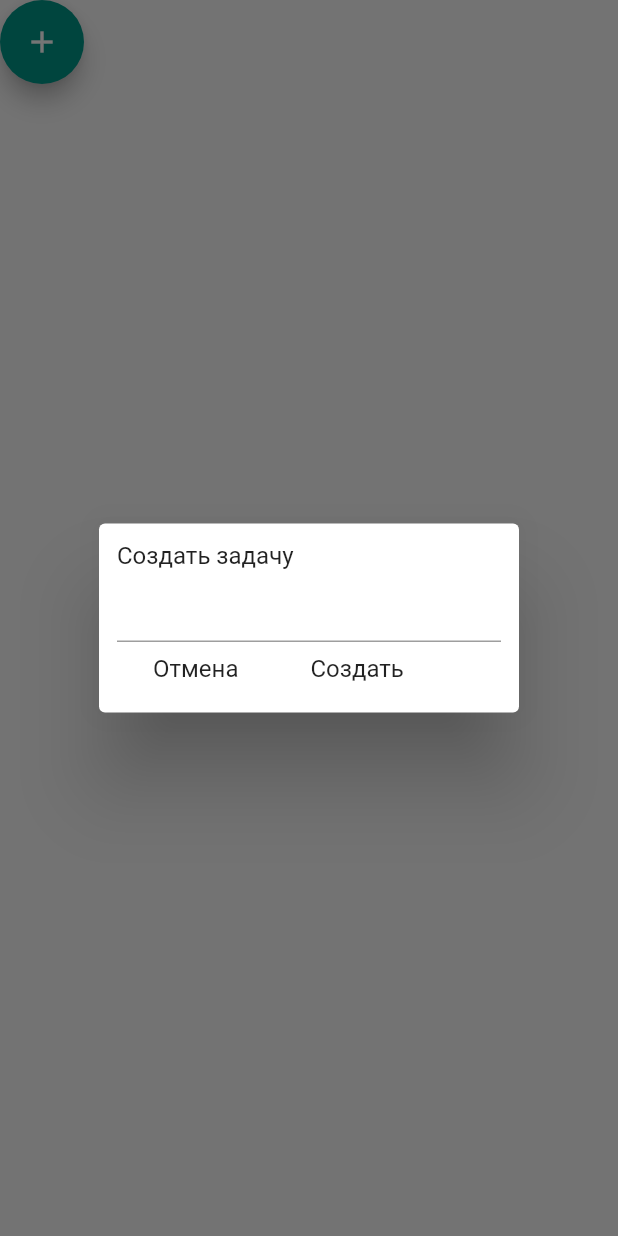
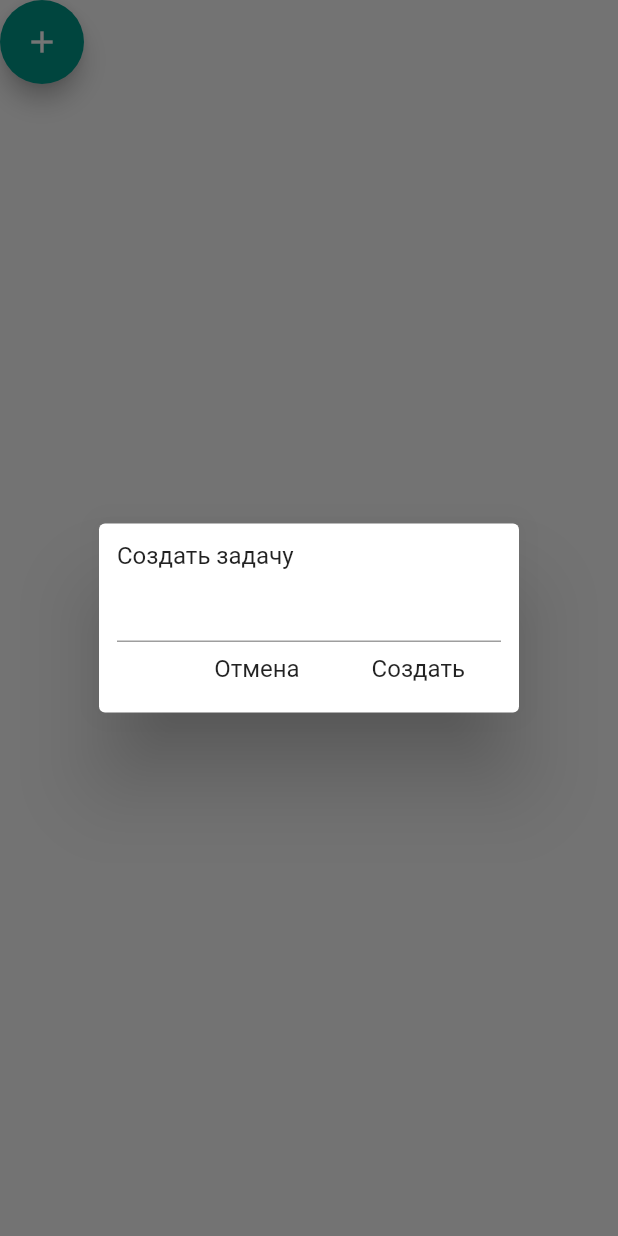
Before and after one commit to WDtms/flutter_internship_m, a Flutter app: the FloatingButton widget shown alone on an empty page, opened directly, after a tap on the "add" icon, on a phone screen of 412 x 824 dp. Run offline on Flutter 3.47's test engine with Material 2 defaults, Android fonts, the phone set to English and light mode, and no system bars; our stand-ins replace flutter_svg.

Commit message:
Переписал логику создания списка внутренних задач

```diff
--- a/lib/styles/my_colors_themes.dart
+++ b/lib/styles/my_themes_colors.dart
@@ -2,7 +2,7 @@
 import 'package:flutter/material.dart';
 
 final firstTheme = {
-  Color(0xff6200EE) : Color(0xffede7f6)
+  Color(0xff6200EE) : Color.fromRGBO(181, 201, 253, 1)
 };
 
 final secondTheme = {
--- a/lib/views/floating_create_button/form_dialog.dart
+++ b/lib/views/all_tasks_page/floating_create_button/form_dialog.dart
@@ -38,6 +38,7 @@ class _FormDialogState extends State<FormDialog> {
               }
           ),
           Row(
+            mainAxisAlignment: MainAxisAlignment.end,
             children: <Widget>[
               SimpleDialogOption(
                 child: Text('Отмена'),
--- /dev/null
+++ b/lib/views/all_tasks_page/floating_create_button/my_floating_button.dart
@@ -0,0 +1,34 @@
+import 'package:flutter/cupertino.dart';
+import 'package:flutter/material.dart';
+import 'package:flutter_internship_v2/views/all_tasks_page/floating_create_button/form_dialog.dart';
+
+typedef CreateTaskCallback(String taskName);
+
+class FloatingButton extends StatefulWidget {
+
+  final CreateTaskCallback onTaskCreate;
+
+  FloatingButton({this.onTaskCreate});
+
+  @override
+  _FloatingButtonState createState() => _FloatingButtonState();
+}
+
+class _FloatingButtonState extends State<FloatingButton> {
+
+  @override
+  Widget build(BuildContext context) {
+    return FloatingActionButton(
+      child: Icon(Icons.add_sharp),
+      onPressed: () {
+        showDialog(
+            context: context,
+            builder: (BuildContext context) {
+              return FormDialog(onTaskCreate: widget.onTaskCreate);
+            }
+        );
+      },
+      backgroundColor: Colors.teal,
+    );
+  }
+}
--- a/lib/views/floating_create_button/my_floating_button.dart
+++ /dev/null
@@ -1,75 +0,0 @@
-import 'package:flutter/cupertino.dart';
-import 'package:flutter/material.dart';
-
-typedef CreateTaskCallback(String taskName);
-
-class FloatingButton extends StatefulWidget {
-
-  final CreateTaskCallback onTaskCreate;
-
-  FloatingButton({this.onTaskCreate});
-
-  @override
-  _FloatingButtonState createState() => _FloatingButtonState();
-}
-
-class _FloatingButtonState extends State<FloatingButton> {
-
-  final _formKey = GlobalKey<FormState>();
-
-  @override
-  Widget build(BuildContext context) {
-    return FloatingActionButton(
-      child: Icon(Icons.add_sharp),
-      onPressed: () {
-        showDialog(
-            context: context,
-            builder: (BuildContext context) {
-              return Form(
-                key: _formKey,
-                child: SimpleDialog(
-                  contentPadding: EdgeInsets.all(12),
-                  children: <Widget>[
-                    Text('Создать задачу'),
-                    TextFormField(
-                        onSaved: (String value) {
-                          setState(() {
-                            widget.onTaskCreate(value);
-                          });
-                        },
-                        validator: (value){
-                          if(value.length > 40){
-                            return 'Превышена допустимая длина задачи';
-                          }
-                          return null;
-                        }
-                    ),
-                    Row(
-                      children: <Widget>[
-                        SimpleDialogOption(
-                          child: Text('Отмена'),
-                          onPressed: () {
-                            Navigator.of(context).pop();
-                          },
-                        ),
-                        SimpleDialogOption(
-                          child: Text('Создать'),
-                          onPressed: () {
-                            if (_formKey.currentState.validate()){
-                              _formKey.currentState.save();
-                              Navigator.of(context).pop();
-                            }
-                          },
-                        )
-                      ],
-                    )
-                  ],
-                ),
-              );
-            }
-        );
-      },
-      backgroundColor: Colors.teal,
-    );
-  }
-}
```
Also changed, not shown: lib/views/current_task_page/my_card.dart (+24 -65 lines).
